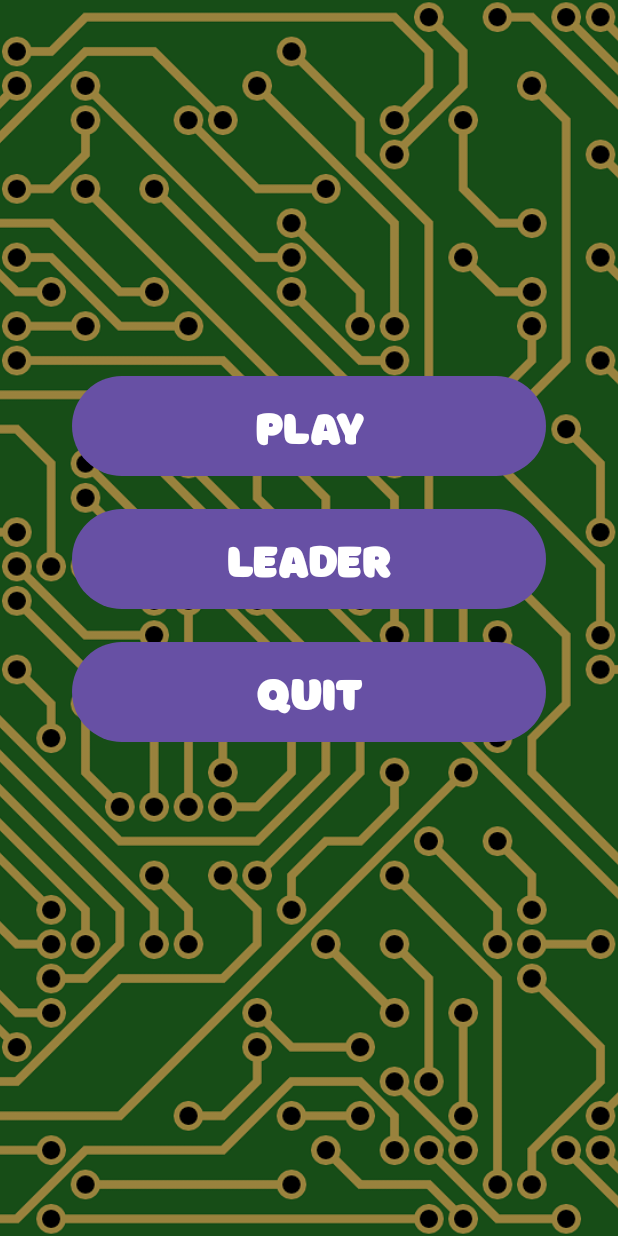
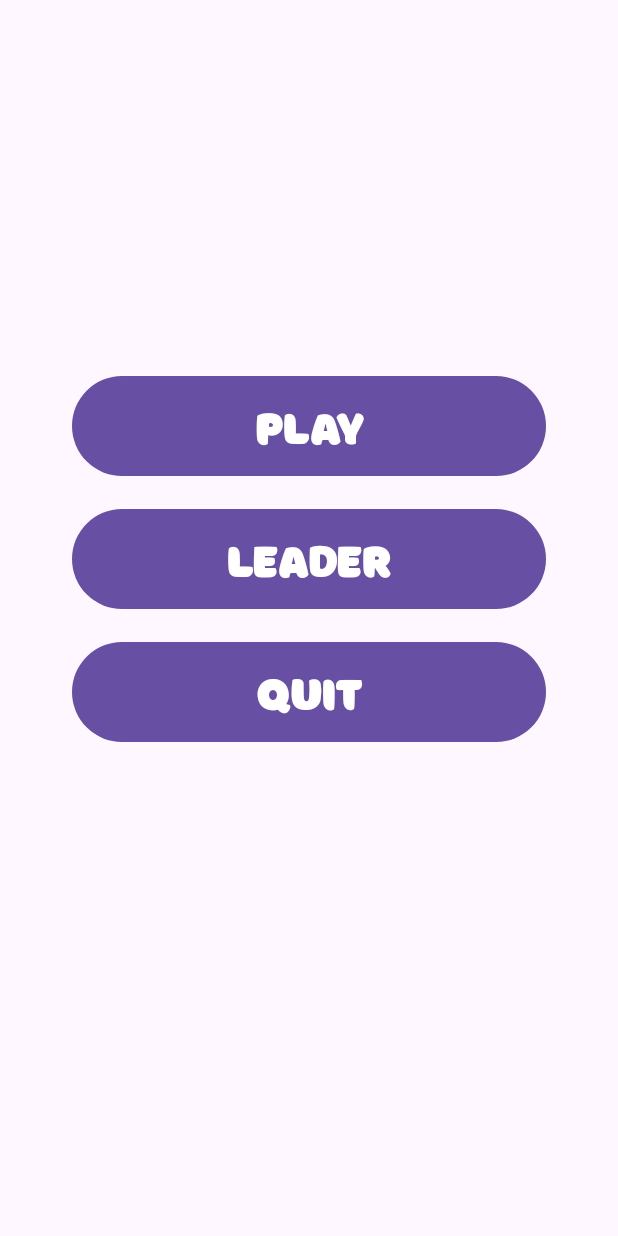
Before and after one commit to MrArtemSid/Samsung_Project, an Android app: the screen it shows after launch (MainMenu), on a phone screen of 412 x 824 dp. Run offline under Robolectric (Android 15) with nearby library versions, the phone set to English and light mode, and no system bars.

Commit message:
Samsung_Project: Squash update
Changes:
- Don't rewrite results
- Skip character creating, when no network
- Rework return back key in Leaderboard
- Get rid of nickname overwrite bug
- If user uses reserved name then game tells to use new one

```diff
--- a/app/src/main/java/com/example/testnode/gameLogic/SaveGame.java
+++ b/app/src/main/java/com/example/testnode/gameLogic/SaveGame.java
@@ -13,12 +13,13 @@ public class SaveGame {
     private final SharedPreferences save;
     private final String USERNAME = "username";
     private final String POINT = "point";
+    private final String CHECK = "check";
 
     public SaveGame(Context context){
         save = context.getSharedPreferences("com.example.testnode", MODE_PRIVATE);
     }
     public boolean isFirst(){
-        if(save.getBoolean("first",true)){
+        if(save.getBoolean("first",true) && save.getString(USERNAME, "").equals("")){
             save.edit().putBoolean("first",false).apply();
             return true;
         }else{
@@ -26,10 +27,11 @@ public class SaveGame {
         }
     }
     public void saveUser(User user){
-        save.edit().putLong("point",user.getPoints()).apply();
-        save.edit().putString("username",user.getName()).apply();
+        save.edit().putLong(POINT,user.getPoints()).apply();
+        save.edit().putString(USERNAME,user.getName()).apply();
+        save.edit().putBoolean(CHECK,user.isCheck()).apply();
     }
     public User getUser(){
-        return new User(save.getString(USERNAME, "def"), save.getLong(POINT,0L));
+        return new User(save.getString(USERNAME, ""), save.getLong(POINT,0L),save.getBoolean(CHECK,false));
     }
 }
--- a/app/src/main/res/layout/activity_leader_board.xml
+++ b/app/src/main/res/layout/activity_leader_board.xml
@@ -18,9 +18,9 @@
 
 
         <Button
-            android:text="@string/back"
             android:id="@+id/btnBack"
             style="@style/BorderBtn"
+            android:text="@string/back"
             android:layout_width="match_parent"
             android:layout_height="wrap_content"
             app:layout_constraintBottom_toBottomOf="parent"
--- a/app/src/main/res/layout/activity_main_menu.xml
+++ b/app/src/main/res/layout/activity_main_menu.xml
@@ -1,17 +1,7 @@
 <?xml version="1.0" encoding="utf-8"?>
-<FrameLayout android:layout_width="match_parent"
-    android:layout_height="match_parent"
-    xmlns:android="http://schemas.android.com/apk/res/android">
-    <ImageView
-        android:layout_width="match_parent"
-        android:layout_height="match_parent"
-        android:src="@mipmap/background"
-        android:scaleType="centerCrop"/>
 <androidx.constraintlayout.widget.ConstraintLayout xmlns:android="http://schemas.android.com/apk/res/android"
     xmlns:app="http://schemas.android.com/apk/res-auto"
     xmlns:tools="http://schemas.android.com/tools"
-        android:src="@mipmap/background"
-        android:scaleType="centerCrop"
     android:layout_width="match_parent"
     android:layout_height="match_parent"
     tools:context=".activities.MainMenu">
@@ -55,6 +45,19 @@
         app:layout_constraintTop_toBottomOf="@+id/btnLeaderBoard"
         app:layout_constraintVertical_bias="0.0" />
 
+    <TextView
+        android:textSize="32sp"
+        android:fontFamily="@font/borsok"
+        android:id="@+id/tvUserName"
+        android:layout_width="wrap_content"
+        android:layout_height="wrap_content"
+        android:gravity="center"
+        app:layout_constraintBottom_toBottomOf="parent"
+        app:layout_constraintEnd_toEndOf="parent"
+        app:layout_constraintHorizontal_bias="0.498"
+        app:layout_constraintStart_toStartOf="parent"
+        app:layout_constraintTop_toBottomOf="@+id/btnQuit"
+        app:layout_constraintVertical_bias="0.25" />
+
 
 </androidx.constraintlayout.widget.ConstraintLayout>
-</FrameLayout>
```
Also changed, not shown: app/src/main/java/com/example/testnode/DB.java (+26 -0 lines), app/src/main/java/com/example/testnode/User.java (+11 -2 lines), app/src/main/java/com/example/testnode/activities/LeaderBoard.java (+15 -17 lines), app/src/main/java/com/example/testnode/activities/MainActivity.java (+11 -8 lines), app/src/main/java/com/example/testnode/activities/MainMenu.java (+58 -6 lines). Lines whose indentation alone changed are shown as unchanged.
